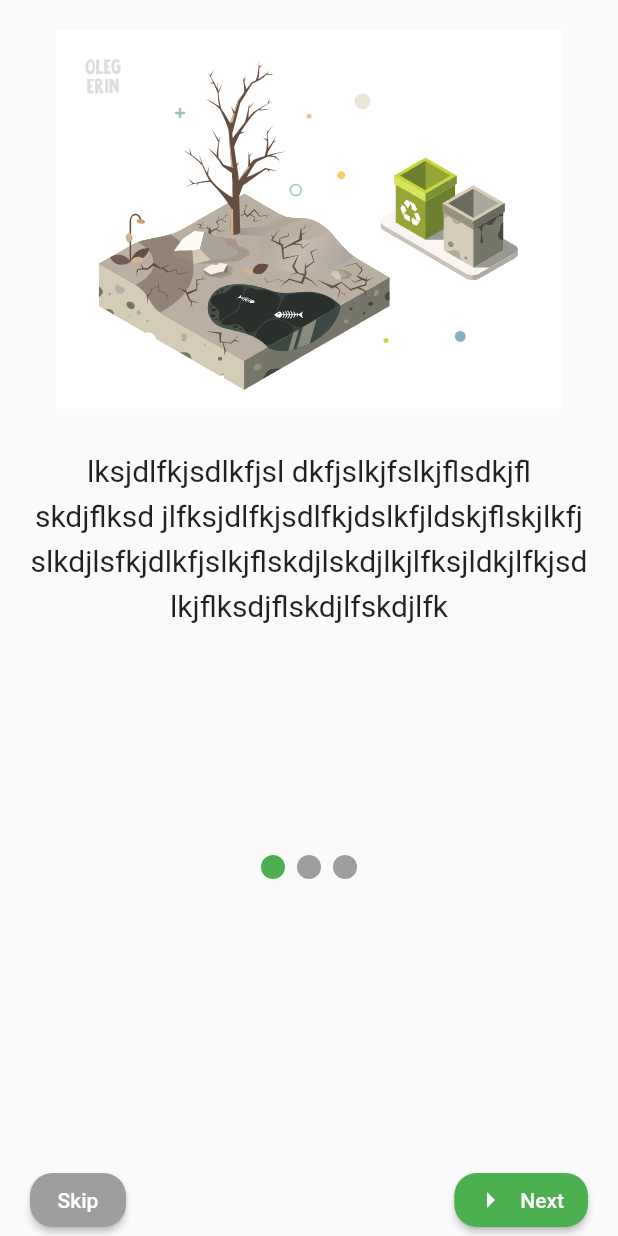
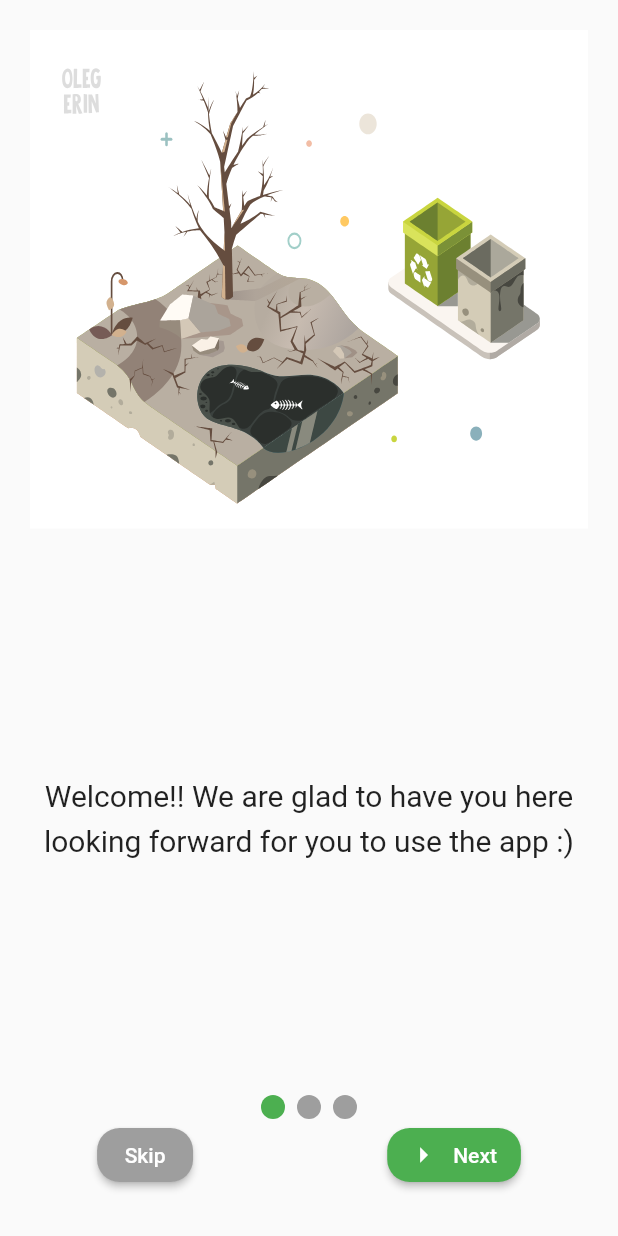
Before and after one commit to MajdAlfi/Final-Project, a Flutter app: the OnBoarding screen opened directly, on a phone screen of 412 x 824 dp. Run offline on Flutter 3.47's test engine with Material 2 defaults, Android fonts, the phone set to English and light mode, and no system bars; drawn by our look-alikes of smooth_page_indicator; our stand-ins replace cloud_firestore, firebase_auth, firebase_core, firebase_storage, fluttertoast, image_cropper and 5 more; missing offline and left inert: d_chart, dart:ffi; accounts and stored records are empty; network calls fail; statements that could not run were skipped.

Commit message:
onBoarding fix,+ minor changes

```diff
--- a/final_project/lib/Src/Screens/onBoarding.dart
+++ b/final_project/lib/Src/Screens/onBoarding.dart
@@ -1,3 +1,4 @@
+import 'package:final_project/Src/Screens/firstUI.dart';
 import 'package:final_project/Src/Services/Others/languagesProvider.dart';
 import 'package:flutter/material.dart';
 import 'package:flutter/src/widgets/framework.dart';
@@ -6,13 +7,26 @@ import 'package:lottie/lottie.dart';
 import 'package:provider/provider.dart';
 import 'package:smooth_page_indicator/smooth_page_indicator.dart';
 
-class OnBoarding extends StatelessWidget {
+class OnBoarding extends StatefulWidget {
+  @override
+  State<OnBoarding> createState() => _OnBoardingState();
+}
+
+class _OnBoardingState extends State<OnBoarding> {
   List lott = [
     "assets/images/earth2.json",
     "assets/images/tree.json",
     "assets/images/plant.json"
   ];
+
   PageController _pageController = PageController();
+
+  List txt = [
+    'Welcome!! We are glad to have you here looking forward for you to use the app :)',
+    'The apps goal is to broaden the people intersted in saving the planet',
+    'Enjoy using the app with a touch of competitiveness over achieve your goals and save the planet without further do... lets get started!'
+  ];
+  int selectedIndex = 0;
   @override
   Widget build(BuildContext context) {
     return Scaffold(
@@ -35,15 +49,17 @@ class OnBoarding extends StatelessWidget {
                                     Lottie.asset(lott[index], fit: BoxFit.fill),
                               ),
                             ),
-                            SizedBox(
+                            const SizedBox(
                               height: 25,
                             ),
                             Expanded(
+                              child: Center(
                                 child: Text(
-                                "lksjdlfkjsdlkfjsl dkfjslkjfslkjflsdkjfl skdjflksd jlfksjdlfkjsdlfkjdslkfjldskjflskjlkfjslkdjlsfkjdlkfjslkjflskdjlskdjlkjlfksjldkjlfkjsdlkjflksdjflskdjlfskdjlfk",
+                                  txt.elementAt(index),
                                   textAlign: TextAlign.center,
                                   overflow: TextOverflow.visible,
                                   style: TextStyle(fontSize: 20, height: 1.5),
+                                ),
                               ),
                             )
                           ],
@@ -55,10 +71,10 @@ class OnBoarding extends StatelessWidget {
               count: 3,
               effect: WormEffect(activeDotColor: Colors.green),
             ),
-            Spacer(),
             Padding(
-              padding: const EdgeInsets.symmetric(horizontal: 20.0),
+              padding: const EdgeInsets.only(bottom: 30.0),
               child: Row(
+                mainAxisAlignment: MainAxisAlignment.spaceAround,
                 children: [
                   ElevatedButton(
                     style: ElevatedButton.styleFrom(
@@ -66,25 +82,35 @@ class OnBoarding extends StatelessWidget {
                         shape: RoundedRectangleBorder(
                             borderRadius: BorderRadius.circular(15))),
                     onPressed: () {
-                      _pageController.nextPage(
-                          duration: Duration(milliseconds: 500),
-                          curve: Curves.linear);
+                      Navigator.pushReplacement(context,
+                          MaterialPageRoute(builder: (context) => firstUI()));
                     },
                     child: Text(Provider.of<languages>(context).tSkip()),
                   ),
-                  Spacer(),
                   ElevatedButton.icon(
                       style: ElevatedButton.styleFrom(
                           backgroundColor: Colors.green,
                           shape: RoundedRectangleBorder(
                               borderRadius: BorderRadius.circular(15))),
                       onPressed: () {
+                        if (selectedIndex == 2) {
+                          Navigator.pushReplacement(
+                              context,
+                              MaterialPageRoute(
+                                  builder: (context) => firstUI()));
+                        } else {
                           _pageController.nextPage(
                               duration: Duration(milliseconds: 500),
                               curve: Curves.linear);
+                        }
+                        setState(() {
+                          selectedIndex += 1;
+                        });
                       },
                       icon: Icon(Icons.arrow_right),
-                      label: Text(Provider.of<languages>(context).tNext())),
+                      label: (selectedIndex < 2)
+                          ? Text(Provider.of<languages>(context).tNext())
+                          : Text(Provider.of<languages>(context).tFinish())),
                 ],
               ),
             )
--- a/final_project/lib/Src/Screens/profileScr.dart
+++ b/final_project/lib/Src/Screens/profileScr.dart
@@ -1,3 +1,4 @@
+
 import 'package:cloud_firestore/cloud_firestore.dart';
 import 'package:d_chart/d_chart.dart';
 import 'package:final_project/Src/Screens/settings.dart';
--- a/final_project/lib/Src/Services/Others/dataprovider.dart
+++ b/final_project/lib/Src/Services/Others/dataprovider.dart
@@ -127,7 +127,6 @@ class dataprovider extends ChangeNotifier {
 
   void editUser(TextEditingController name, TextEditingController goal,
       TextEditingController desc, BuildContext context) async {
-    print("OOOOOOOOOOOOOOOOOOOOOOOOOOOOOOOOOOOOO");
     print(goal.text.trim().isEmpty);
 
     await FirebaseFirestore.instance.collection("Users").doc(getUid()).update({
--- a/final_project/lib/Src/Widgets/doneAction.dart
+++ b/final_project/lib/Src/Widgets/doneAction.dart
@@ -8,6 +8,7 @@ import 'package:final_project/Src/Services/Others/dataprovider.dart';
 import 'package:final_project/Src/Services/Others/languagesProvider.dart';
 import 'package:final_project/Src/Services/Others/mainColor.dart';
 import 'package:final_project/Src/Widgets/askLoginDialog.dart';
+import 'package:final_project/Src/Widgets/loadingDialog.dart';
 import 'package:firebase_auth/firebase_auth.dart';
 import 'package:flutter/material.dart';
 import 'package:provider/provider.dart';
@@ -27,6 +28,7 @@ class doneAction extends StatelessWidget {
             borderRadius: const BorderRadius.all(Radius.circular(30))),
         child: TextButton(
           onPressed: () async {
+            laodingDialog(context);
             final auth = FirebaseAuth.instance;
             final length =
                 context.read<dataprovider>().btnList!.where((element) {
@@ -56,6 +58,8 @@ class doneAction extends StatelessWidget {
             }
             await analysisPoints(context);
             Navigator.pop(context);
+            Navigator.pop(context);
+
             if (auth.currentUser!.isAnonymous)
               askLoginDialog(context,
                   Provider.of<languages>(context, listen: false).tNotLogIn());
--- a/final_project/lib/Src/Widgets/listBuilderLeaderboard.dart
+++ b/final_project/lib/Src/Widgets/listBuilderLeaderboard.dart
@@ -27,7 +27,7 @@ class _listBuilderLeaderBoardState extends State<listBuilderLeaderBoard> {
         future: FirebaseFirestore.instance
             .collection("Users")
             .orderBy("points", descending: true)
-            //     .limit(20)
+            .limit(20)
             .get(),
         builder: (context, snapshot) {
           if (snapshot.connectionState == ConnectionState.waiting) {
--- a/final_project/pubspec.yaml
+++ b/final_project/pubspec.yaml
@@ -51,6 +51,7 @@ dependencies:
   scrollable_positioned_list: ^0.3.5
   lottie: ^2.3.2
   smooth_page_indicator: ^1.1.0
+  shared_preferences: ^2.1.1
 
 
 dev_dependencies:
```
Also changed, not shown: final_project/lib/Src/Screens/homeScr.dart (+18 -10 lines), final_project/lib/Src/Services/Auth/authentication.dart (+51 -5 lines), final_project/lib/Src/Services/Others/languagesProvider.dart (+9 -0 lines), final_project/lib/Src/Widgets/loadingDialog.dart (added, +19 -0 lines), final_project/lib/main.dart (+15 -3 lines), final_project/pubspec.lock, 4 other files. Lines whose indentation alone changed are shown as unchanged.
